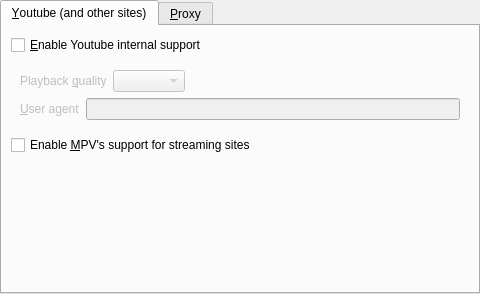
smplayer-dev/smplayer, file src/prefnetwork.ui: the form before one commit.
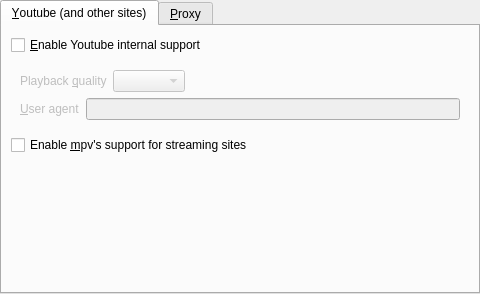
The form after the commit.

Commit message: MPV => mpv

```diff
--- a/src/prefnetwork.ui
+++ b/src/prefnetwork.ui
@@ -90,7 +90,7 @@
        <item>
         <widget class="QCheckBox" name="streaming_check">
          <property name="text">
-          <string>Enable &amp;MPV's support for streaming sites</string>
+          <string>Enable &amp;mpv's support for streaming sites</string>
          </property>
         </widget>
        </item>
```
The commit also changes 1 other file.
